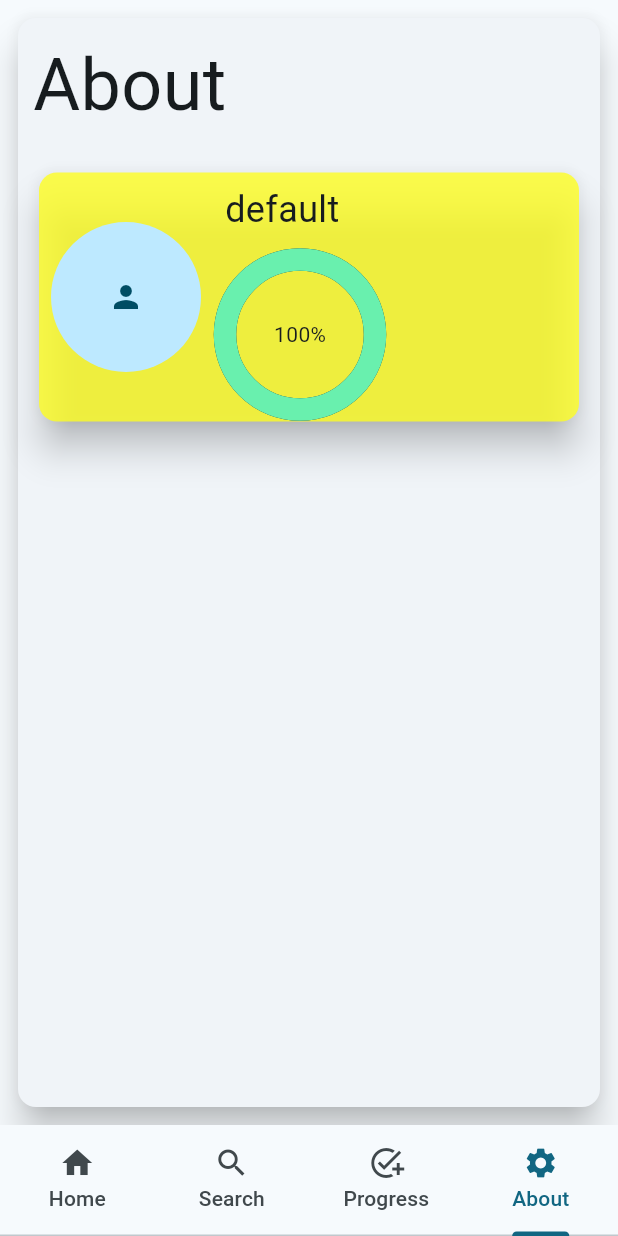
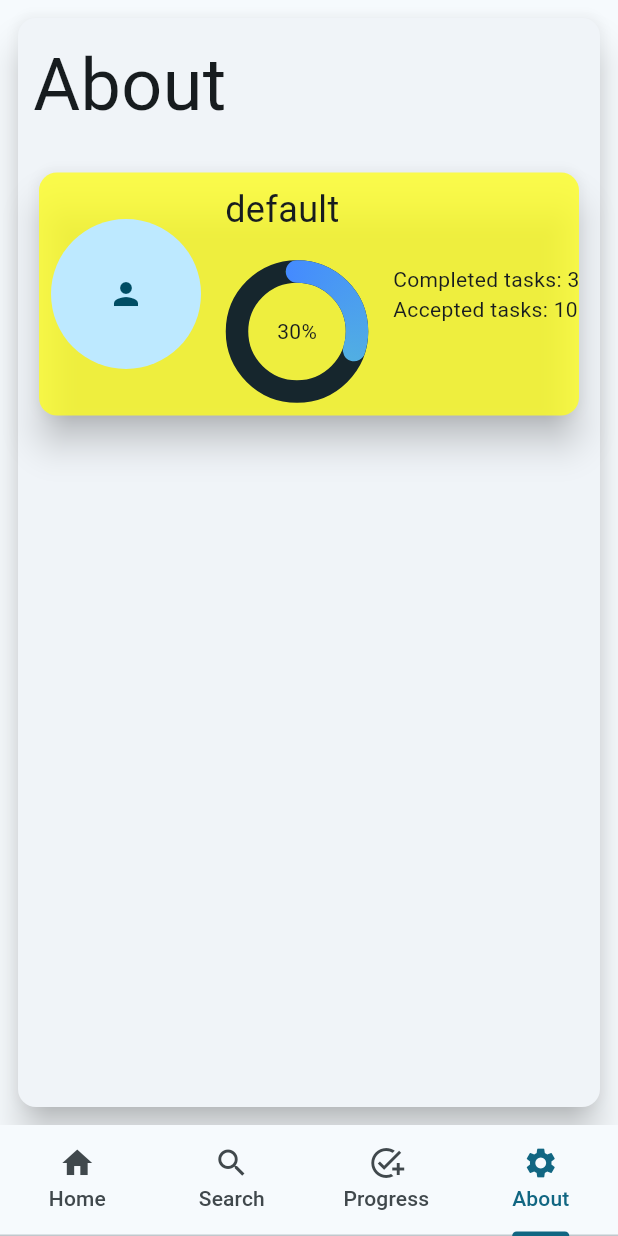
Before and after one commit to CerberusProgrammer/what_to_do, a Flutter app: the screen it shows after launch, item 4 of the bottom bar chosen, on a phone screen of 412 x 824 dp. Run offline on Flutter 3.47's test engine with Material 2 defaults, Android fonts, the phone set to English and light mode, and no system bars; drawn by our look-alikes of simple_circular_progress_bar; our stand-ins replace action_slider, animated_text_kit, google_fonts; missing offline and left inert: metaballs; network calls fail.

Commit message:
New animations for motivate users.

```diff
--- a/lib/about/about.dart
+++ b/lib/about/about.dart
@@ -1,15 +1,28 @@
-import 'package:circular/circular.dart';
 import 'package:flutter/material.dart';
 import 'package:simple_circular_progress_bar/simple_circular_progress_bar.dart';
 
 import '../object/user.dart';
 
-class About extends StatelessWidget {
+class About extends StatefulWidget {
   const About({super.key});
+
+  @override
+  State<About> createState() => _AboutState();
+}
+
+class _AboutState extends State<About> {
+  late ValueNotifier<double> valueNotifier;
+
+  @override
+  void initState() {
+    super.initState();
+    valueNotifier = ValueNotifier(0.0);
+  }
 
   @override
   Widget build(BuildContext context) {
     User user = User.user[0];
+    valueNotifier = ValueNotifier(user.completedTasks.toDouble());
     return Scaffold(body: LayoutBuilder(
       builder: (builder, constraints) {
         return Padding(
@@ -50,8 +63,7 @@ class About extends StatelessWidget {
                                     ),
                             ),
                           ),
-                          Expanded(
-                            child: Column(
+                          Column(
                             crossAxisAlignment: CrossAxisAlignment.start,
                             mainAxisAlignment: MainAxisAlignment.start,
                             children: [
@@ -65,21 +77,36 @@ class About extends StatelessWidget {
                               Padding(
                                 padding: const EdgeInsets.all(8),
                                 child: Column(
-                                    crossAxisAlignment:
-                                        CrossAxisAlignment.start,
+                                  crossAxisAlignment: CrossAxisAlignment.start,
                                   children: [
-                                      SimpleCircularProgressBar(
+                                    Padding(
+                                      padding: const EdgeInsets.all(8.0),
+                                      child: SimpleCircularProgressBar(
+                                        size: 80,
+                                        maxValue: user.acceptedTasks.toDouble(),
                                         mergeMode: true,
+                                        valueNotifier: valueNotifier,
                                         onGetText: (double value) {
-                                          return Text('${value.toInt()}%');
+                                          return Text('${value.toInt() * 10}%');
                                         },
+                                      ),
                                     ),
                                   ],
                                 ),
-                                )
+                              ),
                             ],
                           ),
+                          Padding(
+                            padding: const EdgeInsets.all(8.0),
+                            child: Column(
+                              mainAxisAlignment: MainAxisAlignment.start,
+                              crossAxisAlignment: CrossAxisAlignment.start,
+                              children: [
+                                Text('Completed tasks: ${user.completedTasks}'),
+                                Text('Accepted tasks: ${user.acceptedTasks}'),
+                              ],
                             ),
+                          )
                         ],
                       ),
                     ),
--- a/pubspec.yaml
+++ b/pubspec.yaml
@@ -15,8 +15,9 @@ dependencies:
   url_launcher: ^6.1.10
   action_slider: ^0.6.1
   metaballs: ^1.5.0
-  circular: ^0.0.5
   simple_circular_progress_bar: ^1.0.2
+  google_fonts: ^4.0.3
+  animated_text_kit: ^4.2.2
 
 dev_dependencies:
   flutter_test:
```
Also changed, not shown: lib/card/main_card.dart (+55 -6 lines), pubspec.lock. Lines whose indentation alone changed are shown as unchanged.
